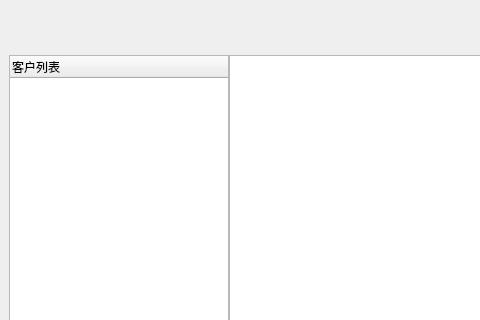
Above: CarRentalManagement/ui/tabwidget/contractwidget.ui from longcp/CarRentalManagement before the change; both pictures show x 0 to 480 and y 0 to 320 of the 1006 by 691 pixel window. Below: the same form after it.
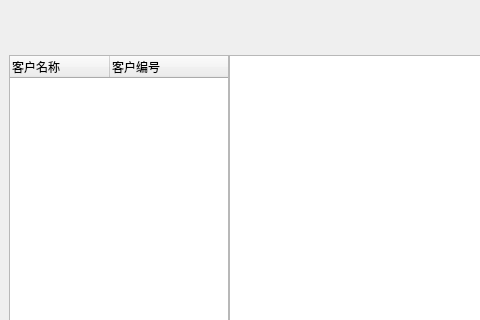
That is the form after the change.

Commit message: 合同界面：客户树实现双击事件

```diff
--- a/CarRentalManagement/ui/tabwidget/contractwidget.ui
+++ b/CarRentalManagement/ui/tabwidget/contractwidget.ui
@@ -96,7 +96,12 @@
         </property>
         <column>
          <property name="text">
-          <string>客户列表</string>
+          <string>客户名称</string>
+         </property>
+        </column>
+        <column>
+         <property name="text">
+          <string>客户编号</string>
          </property>
         </column>
        </widget>
```
The commit also changes 2 other files.
